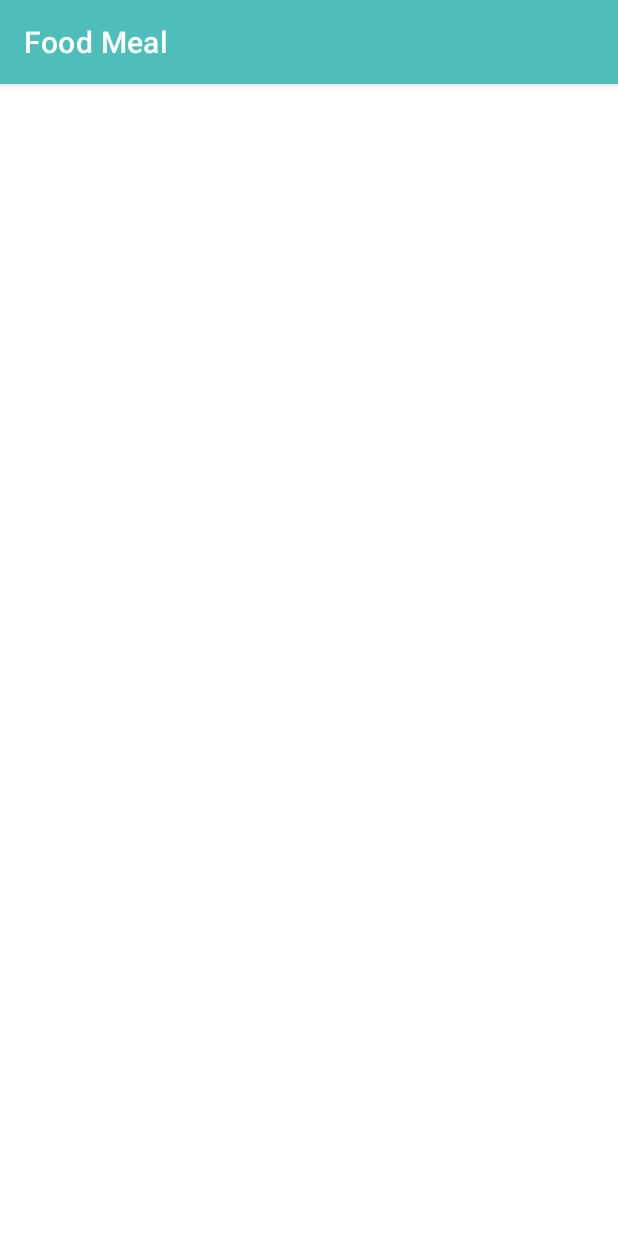
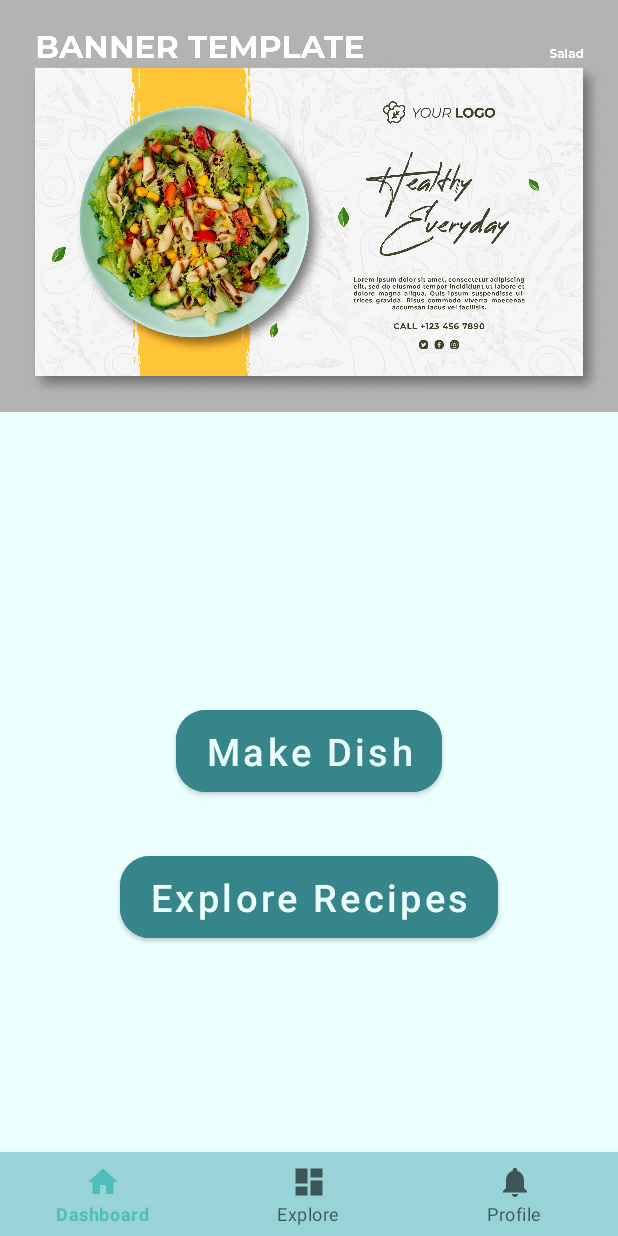
Before and after one commit to 20may-legion/Food_Meal, an Android app: the HomeActivity screen opened directly, with no data from a screen before it, on a phone screen of 412 x 824 dp. Run offline under Robolectric (Android 15) with nearby library versions, the phone set to English and light mode, and no system bars; our stand-ins replace navigation-ui.

Commit message:
home screen added

```diff
--- a/app/src/main/java/com/krupal/foodmeal/HomeActivity.java
+++ b/app/src/main/java/com/krupal/foodmeal/HomeActivity.java
@@ -1,8 +1,14 @@
 package com.krupal.foodmeal;
 
 import androidx.appcompat.app.AppCompatActivity;
+import androidx.navigation.NavController;
+import androidx.navigation.Navigation;
+import androidx.navigation.ui.AppBarConfiguration;
+import androidx.navigation.ui.NavigationUI;
 
 import android.os.Bundle;
+
+import com.google.android.material.bottomnavigation.BottomNavigationView;
 
 public class HomeActivity extends AppCompatActivity {
 
@@ -10,5 +16,14 @@ public class HomeActivity extends AppCompatActivity {
     protected void onCreate(Bundle savedInstanceState) {
         super.onCreate(savedInstanceState);
         setContentView(R.layout.activity_home);
+        BottomNavigationView navView = findViewById(R.id.nav_view);
+        // Passing each menu ID as a set of Ids because each
+        // menu should be considered as top level destinations.
+        AppBarConfiguration appBarConfiguration = new AppBarConfiguration.Builder(
+                R.id.navigation_home, R.id.navigation_dashboard, R.id.navigation_notifications)
+                .build();
+        NavController navController = Navigation.findNavController(this, R.id.nav_host_fragment);
+        NavigationUI.setupActionBarWithNavController(this, navController, appBarConfiguration);
+        NavigationUI.setupWithNavController(navView, navController);
     }
 }
--- a/app/src/main/java/com/krupal/foodmeal/fragments/login_Fragment.java
+++ b/app/src/main/java/com/krupal/foodmeal/fragments/login_Fragment.java
@@ -1,6 +1,7 @@
 package com.krupal.foodmeal.fragments;
 
 import android.app.Activity;
+import android.content.Intent;
 import android.os.Bundle;
 
 import androidx.annotation.NonNull;
@@ -20,6 +21,7 @@ import com.google.firebase.auth.AuthResult;
 import com.google.firebase.auth.FirebaseAuth;
 import com.google.firebase.firestore.FirebaseFirestore;
 import com.krupal.foodmeal.Authentication;
+import com.krupal.foodmeal.HomeActivity;
 import com.krupal.foodmeal.R;
 
 import java.util.Objects;
@@ -92,6 +94,9 @@ public class login_Fragment extends Fragment {
                 @Override
                 public void onSuccess(AuthResult authResult) {
                     showToast("Login successful with user id : "+ authResult.getUser().getUid());
+                    Intent i = new Intent(parent_activity, HomeActivity.class);
+                    startActivity(i);
+                    parent_activity.finish();
                 }
             }).addOnFailureListener(new OnFailureListener() {
                 @Override
--- a/app/src/main/res/layout/activity_home.xml
+++ b/app/src/main/res/layout/activity_home.xml
@@ -6,4 +6,28 @@
     android:layout_height="match_parent"
     tools:context=".HomeActivity">
 
+    <com.google.android.material.bottomnavigation.BottomNavigationView
+        android:id="@+id/nav_view"
+        android:layout_width="0dp"
+        android:layout_height="wrap_content"
+        android:layout_marginStart="0dp"
+        android:layout_marginEnd="0dp"
+
+        app:itemBackground="@color/secondary_light"
+        app:layout_constraintBottom_toBottomOf="parent"
+        app:layout_constraintLeft_toLeftOf="parent"
+        app:layout_constraintRight_toRightOf="parent"
+        app:menu="@menu/bottom_nav_menu" />
+
+    <fragment
+        android:id="@+id/nav_host_fragment"
+        android:name="androidx.navigation.fragment.NavHostFragment"
+        android:layout_width="match_parent"
+        android:layout_height="match_parent"
+        app:defaultNavHost="true"
+        app:layout_constraintBottom_toTopOf="@id/nav_view"
+        app:layout_constraintLeft_toLeftOf="parent"
+        app:layout_constraintRight_toRightOf="parent"
+        app:layout_constraintTop_toTopOf="parent"
+        app:navGraph="@navigation/mobile_navigation" />
 </androidx.constraintlayout.widget.ConstraintLayout>
--- a/app/src/main/res/layout/fragment_home.xml
+++ b/app/src/main/res/layout/fragment_home.xml
@@ -1,22 +1,58 @@
 <?xml version="1.0" encoding="utf-8"?>
-<androidx.constraintlayout.widget.ConstraintLayout xmlns:android="http://schemas.android.com/apk/res/android"
+<androidx.appcompat.widget.LinearLayoutCompat xmlns:android="http://schemas.android.com/apk/res/android"
     xmlns:app="http://schemas.android.com/apk/res-auto"
     xmlns:tools="http://schemas.android.com/tools"
     android:layout_width="match_parent"
     android:layout_height="match_parent"
+    android:background="@color/quaternary_light"
+    android:orientation="vertical"
     tools:context=".ui.home.HomeFragment">
 
-    <TextView
-        android:id="@+id/text_home"
+    <androidx.appcompat.widget.LinearLayoutCompat
         android:layout_width="match_parent"
-        android:layout_height="wrap_content"
-        android:layout_marginStart="8dp"
-        android:layout_marginTop="8dp"
-        android:layout_marginEnd="8dp"
-        android:textAlignment="center"
-        android:textSize="20sp"
-        app:layout_constraintBottom_toBottomOf="parent"
-        app:layout_constraintEnd_toEndOf="parent"
-        app:layout_constraintStart_toStartOf="parent"
-        app:layout_constraintTop_toTopOf="parent" />
-</androidx.constraintlayout.widget.ConstraintLayout>
+        android:layout_height="0dp"
+        android:layout_weight="1">
+
+        <ImageView
+            android:layout_width="match_parent"
+            android:layout_height="wrap_content"
+            android:scaleType="centerCrop"
+            android:src="@drawable/food_banner" />
+    </androidx.appcompat.widget.LinearLayoutCompat>
+
+    <androidx.appcompat.widget.LinearLayoutCompat
+        android:layout_width="match_parent"
+        android:layout_height="0dp"
+        android:layout_weight="2"
+        android:gravity="center"
+        android:orientation="vertical">
+
+        <com.google.android.material.button.MaterialButton
+            android:layout_width="wrap_content"
+            android:layout_height="wrap_content"
+            android:layout_margin="15dp"
+            android:backgroundTint="@color/secondary"
+            android:paddingHorizontal="20dp"
+            android:paddingVertical="10dp"
+            android:text="Make Dish"
+            android:textAllCaps="false"
+            android:textColor="@color/white_text"
+            android:textSize="25sp"
+            app:cornerRadius="20dp" />
+
+        <com.google.android.material.button.MaterialButton
+            android:layout_width="wrap_content"
+            android:layout_height="wrap_content"
+            android:layout_margin="15dp"
+            android:backgroundTint="@color/secondary"
+            android:paddingHorizontal="20dp"
+            android:paddingVertical="10dp"
+            android:text="Explore Recipes"
+            android:textAllCaps="false"
+            android:textColor="@color/white_text"
+            android:textSize="25sp"
+            app:cornerRadius="20dp" />
+
+    </androidx.appcompat.widget.LinearLayoutCompat>
+
+</androidx.appcompat.widget.LinearLayoutCompat>
--- a/app/src/main/res/menu/bottom_nav_menu.xml
+++ b/app/src/main/res/menu/bottom_nav_menu.xml
@@ -4,16 +4,16 @@
     <item
         android:id="@+id/navigation_home"
         android:icon="@drawable/ic_home_black_24dp"
-        android:title="@string/title_home" />
+        android:title="Dashboard" />
 
     <item
         android:id="@+id/navigation_dashboard"
         android:icon="@drawable/ic_dashboard_black_24dp"
-        android:title="@string/title_dashboard" />
+        android:title="Explore" />
 
     <item
         android:id="@+id/navigation_notifications"
         android:icon="@drawable/ic_notifications_black_24dp"
-        android:title="@string/title_notifications" />
+        android:title="Profile" />
 
 </menu>
```
Also changed, not shown: app/src/main/java/com/krupal/foodmeal/SplashScreen.java (+2 -5 lines), app/src/main/java/com/krupal/foodmeal/ui/home/HomeFragment.java (+5 -7 lines), app/src/main/res/layout/activity_main.xml (+0 -22 lines), app/src/main/res/drawable/food_banner.jpg (added).
